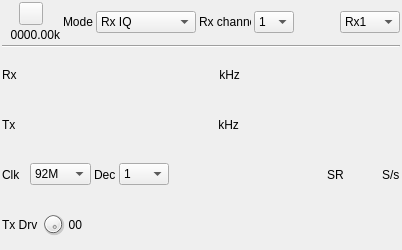
This is plugins/samplemimo/spectranmiso/spectranmisogui.ui in f4exb/sdrangel as Qt 5 draws it before an edit. The edited form follows.
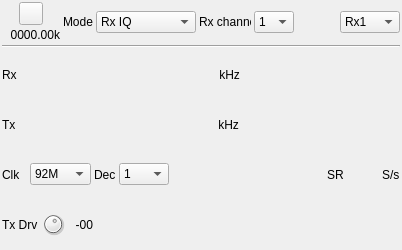
This is the edited form. Icons and pictures are not drawn. Custom widgets are drawn as their Qt base class.

```diff
--- a/plugins/samplemimo/spectranmiso/spectranmisogui.ui
+++ b/plugins/samplemimo/spectranmiso/spectranmisogui.ui
@@ -630,23 +630,35 @@
         </size>
        </property>
        <property name="toolTip">
-        <string>Tx drive level (0: off)</string>
+        <string>Tx drive level (dB)</string>
+       </property>
+       <property name="minimum">
+        <number>-50</number>
        </property>
        <property name="maximum">
-        <number>15</number>
+        <number>0</number>
        </property>
        <property name="pageStep">
         <number>1</number>
        </property>
        <property name="value">
-        <number>15</number>
+        <number>-20</number>
        </property>
       </widget>
      </item>
      <item>
       <widget class="QLabel" name="txDriveText">
+       <property name="minimumSize">
+        <size>
+         <width>25</width>
+         <height>0</height>
+        </size>
+       </property>
+       <property name="toolTip">
+        <string>Tx drive level (dB)</string>
+       </property>
        <property name="text">
-        <string>00</string>
+        <string>-00</string>
        </property>
        <property name="alignment">
         <set>Qt::AlignRight|Qt::AlignTrailing|Qt::AlignVCenter</set>
```
Left out of the diff: 6 changed lines with no effect on the pictures.
